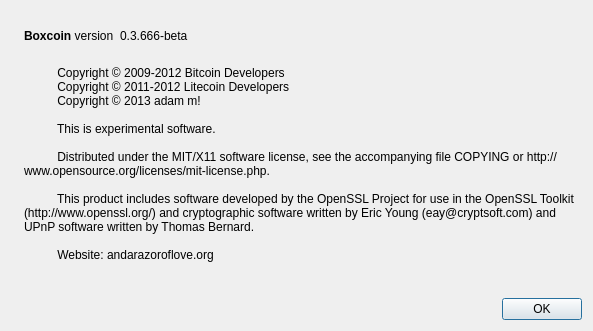
This is src/qt/forms/aboutdialog.ui in boxcoin/boxcoin as Qt 5 draws it before an edit. The edited form follows.
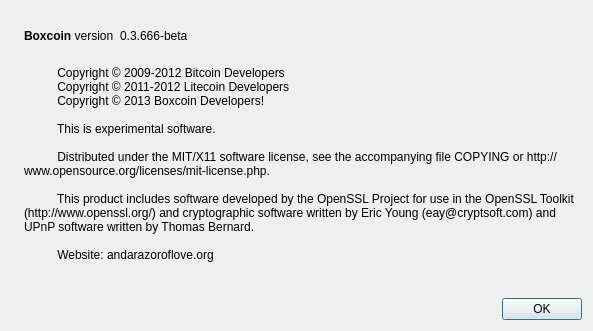
This is the edited form. Icons and pictures are not drawn.

```diff
--- a/src/qt/forms/aboutdialog.ui
+++ b/src/qt/forms/aboutdialog.ui
@@ -97,7 +97,7 @@
         <string>
           Copyright © 2009-2012 Bitcoin Developers
           Copyright © 2011-2012 Litecoin Developers
-          Copyright © 2013 adam m!
+          Copyright © 2013 Boxcoin Developers!
 
           This is experimental software.
 
```
